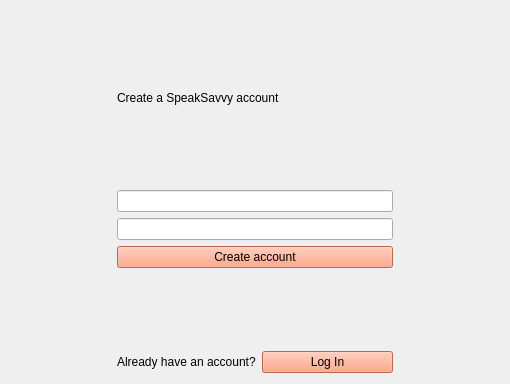
Before: the Qt Designer form signup.ui in sinfillo/SpeakSavvy, drawn with Qt 5.
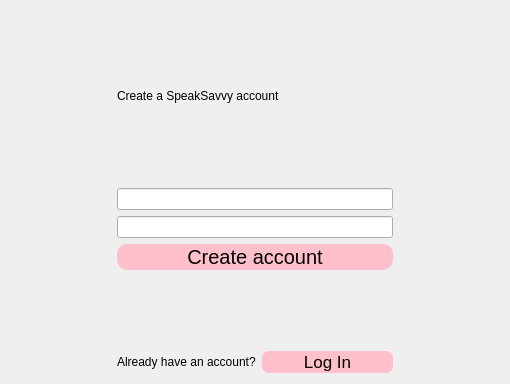
After: the same form once the commit is applied.

Commit message: error parsing for login/signup + ui + logout

```diff
--- a/signup.ui
+++ b/signup.ui
@@ -17,8 +17,10 @@
    <item row="6" column="2" colspan="2">
     <widget class="QPushButton" name="pushButton">
      <property name="styleSheet">
-      <string notr="true">font: 13pt &quot;Monaco&quot;;
-background-color: rgb(255, 144, 106);</string>
+      <string notr="true">border-radius: 10;
+border: 1px solid pink;
+background-color: pink;
+font: 15pt </string>
      </property>
      <property name="text">
       <string>Create account</string>
@@ -67,12 +69,17 @@
    <item row="11" column="3">
     <widget class="QPushButton" name="pushButton_2">
      <property name="styleSheet">
-      <string notr="true">font: 13pt &quot;Monaco&quot;;
-background-color: rgb(255, 144, 106);</string>
+      <string notr="true">border-radius: 7;
+border: 1px solid pink;
+background-color: pink;
+font: 13pt</string>
      </property>
      <property name="text">
       <string>Log In</string>
      </property>
+     <property name="flat">
+      <bool>true</bool>
+     </property>
     </widget>
    </item>
    <item row="7" column="2" colspan="2">
```
The commit also changes 25 other files.
